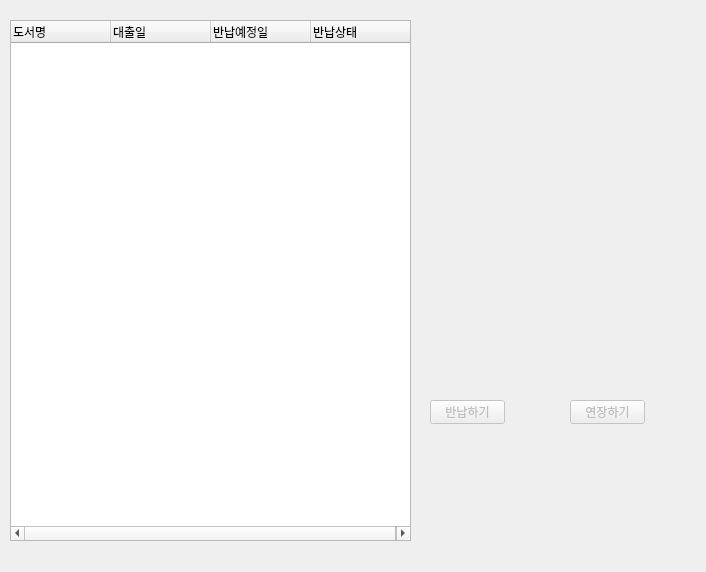
Old version of the form uis/widget_general_loan.ui in the repository DaeyeongCho/DataBaseLectureProject.
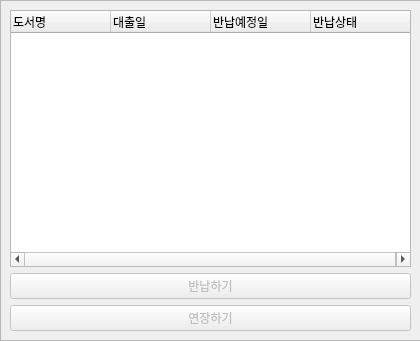
New version of the form.

The edit to the form file:
```diff
--- a/uis/widget_general_loan.ui
+++ b/uis/widget_general_loan.ui
@@ -6,54 +6,31 @@
    <rect>
     <x>0</x>
     <y>0</y>
-    <width>706</width>
-    <height>572</height>
+    <width>420</width>
+    <height>341</height>
    </rect>
   </property>
   <property name="windowTitle">
    <string>Form</string>
   </property>
-  <widget class="QPushButton" name="pushButtonBookReturn">
-   <property name="enabled">
-    <bool>false</bool>
-   </property>
+  <widget class="QFrame" name="frame">
    <property name="geometry">
     <rect>
-     <x>430</x>
-     <y>400</y>
-     <width>75</width>
-     <height>24</height>
+     <x>0</x>
+     <y>0</y>
+     <width>421</width>
+     <height>341</height>
     </rect>
    </property>
-   <property name="text">
-    <string>반납하기</string>
+   <property name="frameShape">
+    <enum>QFrame::StyledPanel</enum>
    </property>
-  </widget>
-  <widget class="QPushButton" name="pushButtonBookProlong">
-   <property name="enabled">
-    <bool>false</bool>
+   <property name="frameShadow">
+    <enum>QFrame::Raised</enum>
    </property>
-   <property name="geometry">
-    <rect>
-     <x>570</x>
-     <y>400</y>
-     <width>75</width>
-     <height>24</height>
-    </rect>
-   </property>
-   <property name="text">
-    <string>연장하기</string>
-   </property>
-  </widget>
+   <layout class="QVBoxLayout" name="verticalLayout">
+    <item>
   <widget class="QTreeWidget" name="treeWidgetLoanList">
-   <property name="geometry">
-    <rect>
-     <x>10</x>
-     <y>20</y>
-     <width>401</width>
-     <height>521</height>
-    </rect>
-   </property>
    <column>
     <property name="text">
      <string>도서명</string>
@@ -74,6 +51,29 @@
      <string>반납상태</string>
     </property>
    </column>
+     </widget>
+    </item>
+    <item>
+     <widget class="QPushButton" name="pushButtonBookReturn">
+      <property name="enabled">
+       <bool>false</bool>
+      </property>
+      <property name="text">
+       <string>반납하기</string>
+      </property>
+     </widget>
+    </item>
+    <item>
+     <widget class="QPushButton" name="pushButtonBookProlong">
+      <property name="enabled">
+       <bool>false</bool>
+      </property>
+      <property name="text">
+       <string>연장하기</string>
+      </property>
+     </widget>
+    </item>
+   </layout>
   </widget>
  </widget>
  <resources/>
```
Lines whose indentation alone changed are shown as unchanged.
